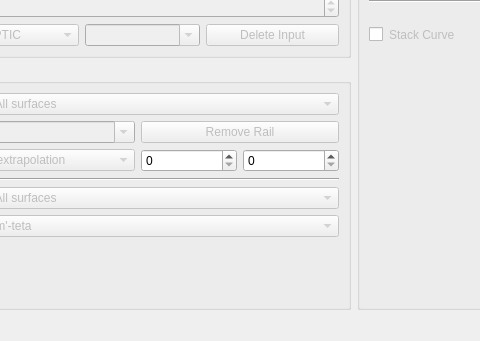
The window that bladepy/bladepro_modules/inputfile_writerUI.ui (luckalmeidan/_BladePy) describes before a commit, drawn with Qt 5; both pictures show x 187 to 667 and y 616 to 957 of the 1120 by 957 pixel window.
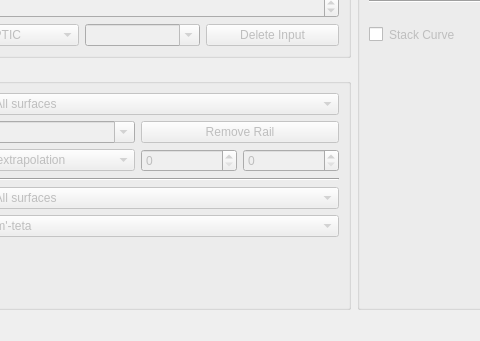
The same window after the commit. Icons and pictures are not drawn.

```diff
--- a/bladepy/bladepro_modules/inputfile_writerUI.ui
+++ b/bladepy/bladepro_modules/inputfile_writerUI.ui
@@ -1750,6 +1750,9 @@
          </item>
          <item row="2" column="4">
           <widget class="QSpinBox" name="ui_output_igs_extrap_shroud_spn">
+           <property name="enabled">
+            <bool>false</bool>
+           </property>
            <property name="statusTip">
             <string>%Shroud: Shroud percentage extension</string>
            </property>
@@ -1760,6 +1763,9 @@
          </item>
          <item row="2" column="3">
           <widget class="QSpinBox" name="ui_output_igs_extrap_hub_spn">
+           <property name="enabled">
+            <bool>false</bool>
+           </property>
            <property name="statusTip">
             <string>%Hub: Hub percentage extension</string>
            </property>
```
Left out of the diff: 32 changed lines with no effect on the pictures.
